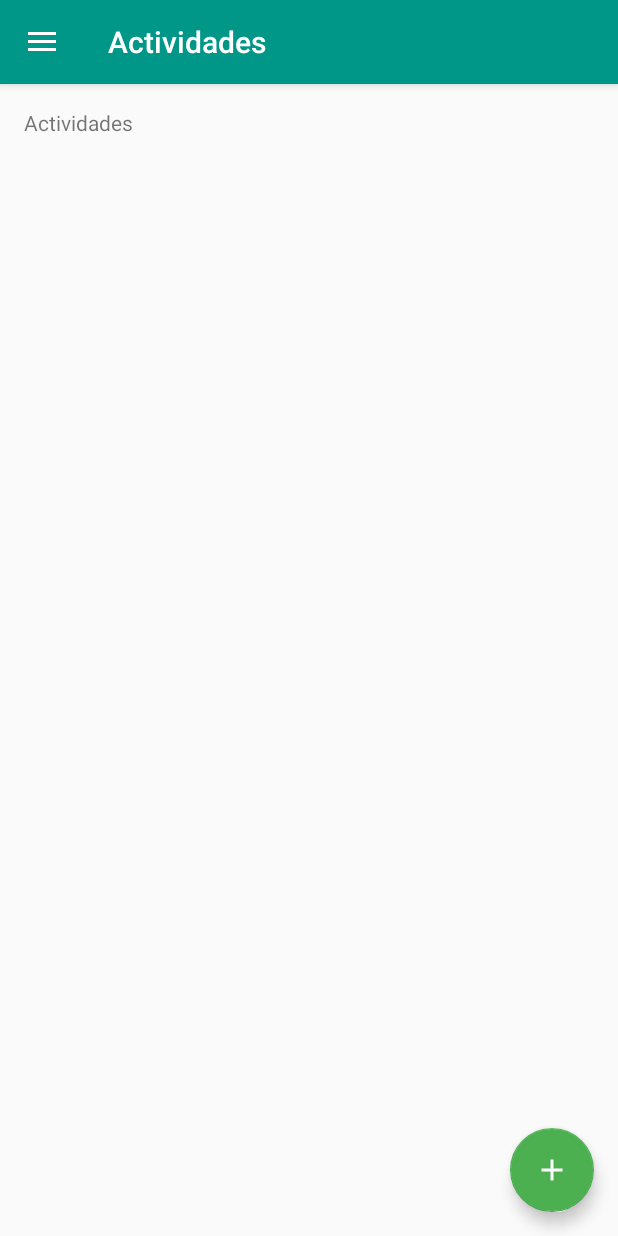
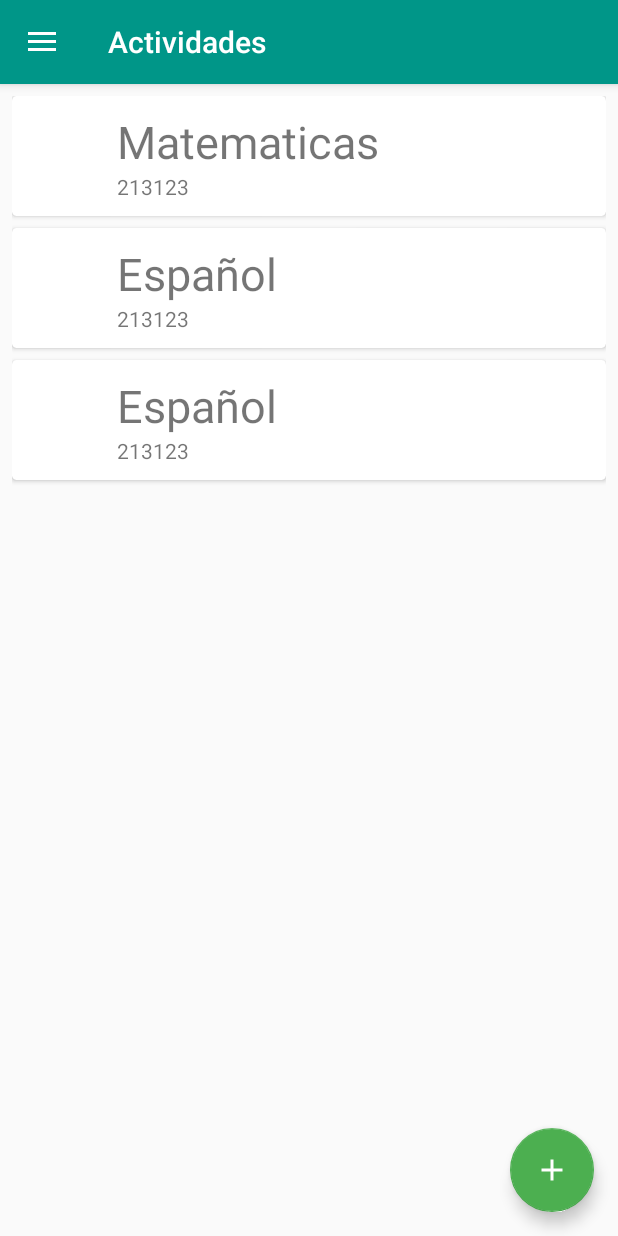
Before and after one commit to Bythway/Amanda, an Android app: the screen it shows after launch (MainActivity), on a phone screen of 412 x 824 dp. Run offline under Robolectric (Android 15) with nearby library versions, the phone set to English and light mode, and no system bars; libraries missing offline, so code that uses them is left out: com.amulyakhare.textdrawable; pictures from the network do not load; 2 statements that could not run were skipped.

Commit message:
add design card activity

```diff
--- a/app/build.gradle
+++ b/app/build.gradle
@@ -34,5 +34,8 @@ dependencies {
     compile 'com.android.support:support-vector-drawable:25.0.1'
     compile 'com.android.support:recyclerview-v7:25.0.1'
     compile 'de.hdodenhof:circleimageview:2.1.0'
+    compile 'com.android.support:cardview-v7:25.0.+'
+    compile 'com.android.support:recyclerview-v7:25.0.+'
+    compile 'com.amulyakhare:com.amulyakhare.textdrawable:1.0.1'
     testCompile 'junit:junit:4.12'
 }
--- /dev/null
+++ b/app/src/main/java/com/example/yeisongomez/amanda/Adapters/RecyclerActivitysAdapter.java
@@ -0,0 +1,66 @@
+package com.example.yeisongomez.amanda.Adapters;
+
+import android.support.v7.widget.RecyclerView;
+import android.view.LayoutInflater;
+import android.view.View;
+import android.view.ViewGroup;
+import android.widget.ImageView;
+import android.widget.TextView;
+
+import com.amulyakhare.textdrawable.TextDrawable;
+import com.example.yeisongomez.amanda.Objects.Schedule;
+import com.example.yeisongomez.amanda.R;
+
+import java.util.List;
+
+/**
+ * Created by YeisonGomez on 15/01/17.
+ */
+
+public class RecyclerActivitysAdapter extends RecyclerView.Adapter<RecyclerActivitysAdapter.ActivityAdapter> {
+
+    private List<Schedule> activitys;
+
+    public RecyclerActivitysAdapter(List<Schedule> activitys) {
+        this.activitys = activitys;
+    }
+
+    @Override
+    public ActivityAdapter onCreateViewHolder(ViewGroup viewGroup, int i) {
+        View v = LayoutInflater.from(viewGroup.getContext()).inflate(R.layout.component_activity, viewGroup, false);
+        return new ActivityAdapter(v);
+    }
+
+    @Override
+    public void onBindViewHolder(ActivityAdapter activity, int i) {
+        TextDrawable drawable = TextDrawable.builder()
+                .buildRoundRect(activitys.get(i).NOMBREMATERIA.substring(0, 2).toUpperCase(), R.color.colorRed, 50);
+
+        activity.name.setText(activitys.get(i).NOMBREMATERIA);
+        activity.day.setText(activitys.get(i).DIA);
+        activity.icon.setImageDrawable(drawable);
+    }
+
+    @Override
+    public void onAttachedToRecyclerView(RecyclerView recyclerView) {
+        super.onAttachedToRecyclerView(recyclerView);
+    }
+
+    @Override
+    public int getItemCount() {
+        return activitys.size();
+    }
+
+    public static class ActivityAdapter extends RecyclerView.ViewHolder {
+        ImageView icon;
+        TextView name;
+        TextView day;
+
+        public ActivityAdapter(View itemView) {
+            super(itemView);
+            this.icon = (ImageView) itemView.findViewById(R.id.activity_icon);
+            this.day = (TextView) itemView.findViewById(R.id.activity_day);
+            this.name = (TextView) itemView.findViewById(R.id.activity_name);
+        }
+    }
+}
--- a/app/src/main/java/com/example/yeisongomez/amanda/Fragments/ActivitysFragment.java
+++ b/app/src/main/java/com/example/yeisongomez/amanda/Fragments/ActivitysFragment.java
@@ -1,69 +1,63 @@
 package com.example.yeisongomez.amanda.Fragments;
 
-import android.content.Context;
-import android.graphics.Color;
-import android.net.Uri;
 import android.os.Bundle;
 import android.support.design.widget.FloatingActionButton;
 import android.support.v4.app.Fragment;
 import android.support.v4.app.FragmentActivity;
 import android.support.v4.app.FragmentTransaction;
 import android.support.v7.app.ActionBarDrawerToggle;
+import android.support.v7.widget.LinearLayoutManager;
+import android.support.v7.widget.RecyclerView;
 import android.view.LayoutInflater;
 import android.view.View;
 import android.view.ViewGroup;
+import android.widget.ImageView;
 
+import com.example.yeisongomez.amanda.Adapters.RecyclerActivitysAdapter;
+import com.example.yeisongomez.amanda.Objects.Schedule;
 import com.example.yeisongomez.amanda.R;
 
+import java.util.ArrayList;
+import java.util.List;
 
-/**
- * A simple {@link Fragment} subclass.
- * Activities that contain this fragment must implement the
- s {@link ActivitysFragment.OnFragmentInteractionListener} interface
- * to handle interaction events.
- * Use the {@link ActivitysFragment#newInstance} factory method to
- * create an instance of this fragment.
- */
 public class ActivitysFragment extends Fragment {
 
-    private static final String ARG_PARAM1 = "param1";
-    private static final String ARG_PARAM2 = "param2";
-
-    private String mParam1;
-    private String mParam2;
-
-    private OnFragmentInteractionListener mListener;
-    private FragmentActivity myCtx;
     private ActionBarDrawerToggle toggle;
-
+    private View rootView;
+    private RecyclerView list_activitys;
     public ActivitysFragment(){}
 
     public ActivitysFragment(ActionBarDrawerToggle toggle) { this.toggle = toggle; }
 
-    public static ActivitysFragment newInstance(String param1, String param2) {
-        ActivitysFragment fragment = new ActivitysFragment();
-        Bundle args = new Bundle();
-        args.putString(ARG_PARAM1, param1);
-        args.putString(ARG_PARAM2, param2);
-        fragment.setArguments(args);
-        return fragment;
-    }
-
     @Override
     public void onCreate(Bundle savedInstanceState) {
         super.onCreate(savedInstanceState);
-        if (getArguments() != null) {
-            mParam1 = getArguments().getString(ARG_PARAM1);
-            mParam2 = getArguments().getString(ARG_PARAM2);
-        }
     }
 
     @Override
     public View onCreateView(LayoutInflater inflater, ViewGroup container,
                              Bundle savedInstanceState) {
         getActivity().setTitle(R.string.activity);
+        rootView = inflater.inflate(R.layout.fragment_activitys, container, false);
+        list_activitys = (RecyclerView) rootView.findViewById(R.id.list_activitys);
+        RecyclerActivitysAdapter adapter = new RecyclerActivitysAdapter(simulateActivitys());
 
-        View rootView = inflater.inflate(R.layout.fragment_activitys, container, false);
+        list_activitys.setHasFixedSize(true);
+        LinearLayoutManager llm = new LinearLayoutManager(getActivity());
+        list_activitys.setLayoutManager(llm);
+        list_activitys.setAdapter(adapter);
+
+        eventFloatingButton();
+        return rootView;
+    }
+
+    @Override
+    public void onStart() {
+        super.onStart();
+        toggle.setDrawerIndicatorEnabled(true);
+    }
+
+    private void eventFloatingButton(){
         FloatingActionButton fab = (FloatingActionButton) rootView.findViewById(R.id.add_activitys);
         fab.setOnClickListener(new View.OnClickListener() {
             @Override
@@ -84,38 +78,14 @@ public class ActivitysFragment extends Fragment {
                 ft.commit();
             }
         });
-        return rootView;
     }
 
-    @Override
-    public void onStart() {
-        super.onStart();
-        toggle.setDrawerIndicatorEnabled(true);
-    }
-
-    public void onButtonPressed(Uri uri) {
-        if (mListener != null) {
-            mListener.onFragmentInteraction(uri);
-        }
-    }
-
-    @Override
-    public void onAttach(Context context) {
-        super.onAttach(context);
-        myCtx = (FragmentActivity) context;
-        if (context instanceof OnFragmentInteractionListener) {
-            mListener = (OnFragmentInteractionListener) context;
-        }
-    }
-
-    @Override
-    public void onDetach() {
-        super.onDetach();
-        mListener = null;
-    }
-
-    public interface OnFragmentInteractionListener {
-        void onFragmentInteraction(Uri uri);
+    public List simulateActivitys(){
+        List<Schedule> list = new ArrayList<>();
+        list.add(new Schedule(1, "123213", "5332", "213123", "Lunes", "asd", "weq", "Mate", "Matematicas", "", "", ""));
+        list.add(new Schedule(1, "123213", "5332", "213123", "Miercoles", "asd", "weq", "Mate", "Español", "", "", ""));
+        list.add(new Schedule(1, "123213", "5332", "213123", "Miercoles", "asd", "weq", "Mate", "Español", "", "", ""));
+        return list;
     }
 
 }
--- a/app/src/main/java/com/example/yeisongomez/amanda/Objects/Schedule.java
+++ b/app/src/main/java/com/example/yeisongomez/amanda/Objects/Schedule.java
@@ -1,4 +1,6 @@
 package com.example.yeisongomez.amanda.Objects;
+
+import android.media.Image;
 
 /**
  * Created by YeisonGomez on 9/01/17.
--- /dev/null
+++ b/app/src/main/res/layout/component_activity.xml
@@ -0,0 +1,42 @@
+<?xml version="1.0" encoding="utf-8"?>
+<android.support.v7.widget.CardView
+xmlns:android="http://schemas.android.com/apk/res/android"
+    xmlns:card_view="http://schemas.android.com/apk/res-auto"
+    android:id="@+id/card_activity"
+    android:layout_gravity="center"
+    android:layout_width="match_parent"
+    android:layout_height="wrap_content"
+    android:layout_marginBottom="8dp"
+    card_view:cardCornerRadius="3dp">
+
+    <RelativeLayout
+        android:layout_width="match_parent"
+        android:layout_height="wrap_content"
+        android:padding="10dp"
+        >
+
+        <ImageView android:layout_width="50dp"
+            android:layout_height="50dp"
+            android:layout_alignParentTop="true"
+            android:layout_marginRight="10dp"
+            android:id="@+id/activity_icon"/>
+
+        <TextView
+            android:layout_width="wrap_content"
+            android:layout_height="wrap_content"
+            android:id="@+id/activity_name"
+            android:layout_toRightOf="@+id/activity_icon"
+            android:layout_alignParentTop="true"
+            android:textSize="30sp"
+            />
+
+        <TextView
+            android:layout_width="wrap_content"
+            android:layout_height="wrap_content"
+            android:id="@+id/activity_day"
+            android:layout_toRightOf="@+id/activity_icon"
+            android:layout_below="@+id/activity_name"
+            />
+
+    </RelativeLayout>
+</android.support.v7.widget.CardView>
--- a/app/src/main/res/layout/fragment_activitys.xml
+++ b/app/src/main/res/layout/fragment_activitys.xml
@@ -4,11 +4,11 @@
     android:layout_height="match_parent"
     tools:context="com.example.yeisongomez.amanda.Fragments.ActivitysFragment">
 
-        <TextView
-            android:padding="@dimen/fragment_dimen_margin"
+        <android.support.v7.widget.RecyclerView
             android:layout_width="match_parent"
-            android:layout_height="match_parent"
-            android:text="Actividades" />
+            android:layout_height="wrap_content"
+            android:padding="8dp"
+            android:id="@+id/list_activitys"/>
 
         <android.support.design.widget.FloatingActionButton xmlns:app="http://schemas.android.com/apk/res-auto"
             android:id="@+id/add_activitys"
@@ -18,4 +18,6 @@
             android:layout_margin="@dimen/fab_margin"
             android:clickable="true"
             app:srcCompat="@drawable/ic_add_white_24dp" />
+
+
 </FrameLayout>
```
